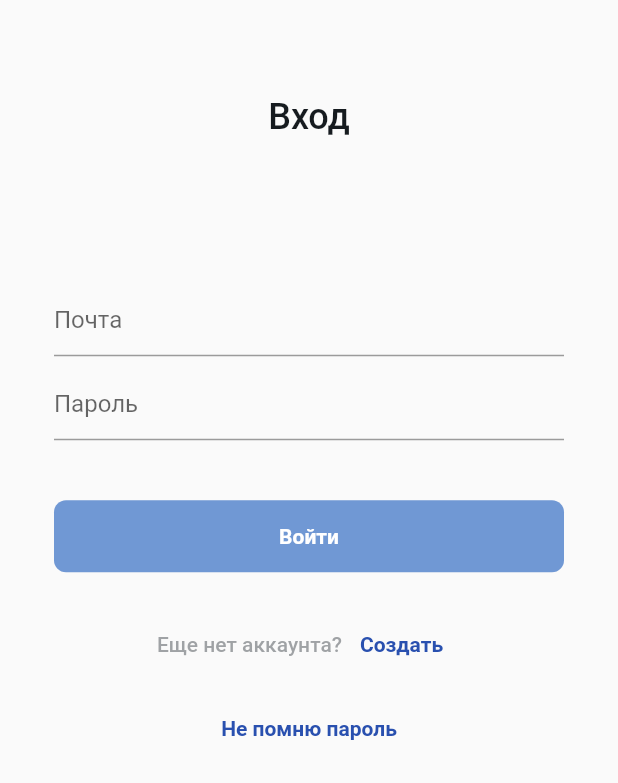
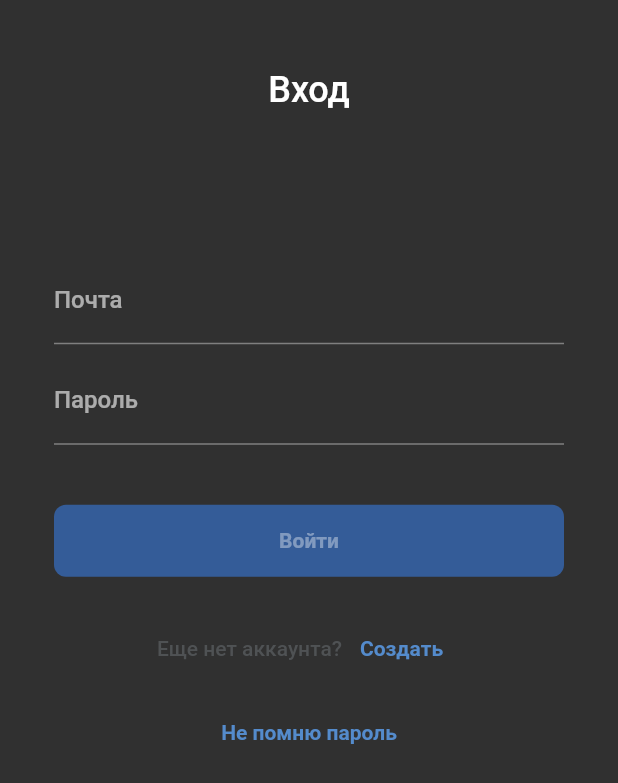
Before and after one commit to Sergey-Kozlov-developer/gifts_manager, a Flutter app: the screen it shows after launch, on a phone screen of 412 x 824 dp. Shown: the top 783 px of the screen. Run offline on Flutter 3.47's test engine with Material 2 defaults, Android fonts, the light colour scheme and no system bars; our stand-ins replace bloc, equatable, flutter_bloc.

Commit message:
TextField theming

```diff
--- a/lib/main.dart
+++ b/lib/main.dart
@@ -22,7 +22,7 @@ class MyApp extends StatelessWidget {
       // lightTheme and darkTheme наши созданные темы
       theme: lightTheme,
       darkTheme: darkTheme,
-      // themeMode: ThemeMode.dark,
+      themeMode: ThemeMode.dark,
       home: const LoginPage(),
     );
   }
--- a/lib/presentation/login/view/login_page.dart
+++ b/lib/presentation/login/view/login_page.dart
@@ -84,7 +84,7 @@ class _LoginPageWidgetState extends State<_LoginPageWidget> {
       ],
       child: Column(
         children: [
-          const SizedBox(height: 64),
+          const SizedBox(height: 46),
           Center(
               child: Text(
             "Вход",
@@ -194,9 +194,10 @@ class _EmailTextField extends StatelessWidget {
                 context.read<LoginBloc>().add(LoginEmailChanged(text)),
             // нажимаем на ОК после ввода email переходим на поле Пароль
             onSubmitted: (_) => _passwordFocusNode.requestFocus(),
-
+            autocorrect: false,
+            keyboardType: TextInputType.emailAddress,
             decoration: InputDecoration(
-              hintText: 'Почта',
+              labelText: 'Почта',
               // вывод текста ошибки если неверно введена почта
               errorText: emailError == EmailError.noError
                   ? null
@@ -229,13 +230,16 @@ class _PasswordTextField extends StatelessWidget {
           return TextField(
             // изменение фокуса поля ввода
             focusNode: _passwordFocusNode,
+            autocorrect: false,
+            keyboardType: TextInputType.visiblePassword,
+            obscureText: true,
             // логика ввода пароля
             onChanged: (text) =>
                 context.read<LoginBloc>().add(LoginPasswordChanged(text)),
             onSubmitted: (_) =>
                 context.read<LoginBloc>().add(const LoginLoginButtonClicked()),
             decoration: InputDecoration(
-              hintText: 'Пароль',
+              labelText: 'Пароль',
               // вывод текста ошибки если неверно введен пароль
               errorText: passwordError == PasswordError.noError
                   ? null
--- a/lib/presentation/theme/dark_theme.dart
+++ b/lib/presentation/theme/dark_theme.dart
@@ -100,4 +100,39 @@ final darkTheme = _base.copyWith(
       ),
     ),
   ),
+  inputDecorationTheme: _base.inputDecorationTheme.copyWith(
+    hintStyle: _base.primaryTextTheme.bodyText1!.copyWith(
+      color: AppColors.darkWhite60,
+      fontWeight: FontWeight.w500,
+      fontSize: 16,
+      height: 1.25,
+    ),
+    errorStyle: const TextStyle(
+      color: AppColors.darkPink100,
+    ),
+    border: const UnderlineInputBorder(
+      borderSide: BorderSide(color: AppColors.darkWhite60, width: 1),
+    ),
+    focusedBorder: const UnderlineInputBorder(
+      borderSide: BorderSide(color: AppColors.darkWhite60, width: 2),
+    ),
+    errorBorder: const UnderlineInputBorder(
+      borderSide: BorderSide(color: AppColors.darkPink100, width: 2),
+    ),
+    labelStyle: _base.primaryTextTheme.bodyText1!.copyWith(
+      color: AppColors.darkWhite60,
+      fontWeight: FontWeight.w500,
+      fontSize: 16,
+      height: 1.25,
+    ),
+    floatingLabelStyle: const TextStyle(
+      color: AppColors.darkDarkBlue100,
+      fontWeight: FontWeight.w400,
+      fontSize: 12,
+    ),
+  ),
+  textSelectionTheme: _base.textSelectionTheme.copyWith(
+    cursorColor: AppColors.darkDarkBlue100,
+    selectionHandleColor: AppColors.lightLightBlue100,
+  ),
 );
--- a/lib/presentation/theme/light_theme.dart
+++ b/lib/presentation/theme/light_theme.dart
@@ -101,4 +101,39 @@ final lightTheme = _base.copyWith(
       ),
     ),
   ),
+  inputDecorationTheme: _base.inputDecorationTheme.copyWith(
+    hintStyle: _base.primaryTextTheme.bodyText1!.copyWith(
+      color: AppColors.lightGrey60,
+      fontWeight: FontWeight.w500,
+      fontSize: 16,
+      height: 1.25,
+    ),
+    errorStyle: const TextStyle(
+      color: AppColors.lightPink100,
+    ),
+    border: const UnderlineInputBorder(
+      borderSide: BorderSide(color: AppColors.black16, width: 1),
+    ),
+    focusedBorder: const UnderlineInputBorder(
+      borderSide: BorderSide(color: AppColors.lightDarkBlue100, width: 2),
+    ),
+    errorBorder: const UnderlineInputBorder(
+      borderSide: BorderSide(color: AppColors.lightPink100, width: 2),
+    ),
+    labelStyle: _base.primaryTextTheme.bodyText1!.copyWith(
+      color: AppColors.lightGrey60,
+      fontWeight: FontWeight.w500,
+      fontSize: 16,
+      height: 1.25,
+    ),
+    floatingLabelStyle: const TextStyle(
+      color: AppColors.lightDarkBlue100,
+      fontWeight: FontWeight.w400,
+      fontSize: 12,
+    ),
+  ),
+  textSelectionTheme: _base.textSelectionTheme.copyWith(
+    cursorColor: AppColors.lightDarkBlue100,
+    selectionHandleColor: AppColors.lightLightBlue100,
+  ),
 );
```
